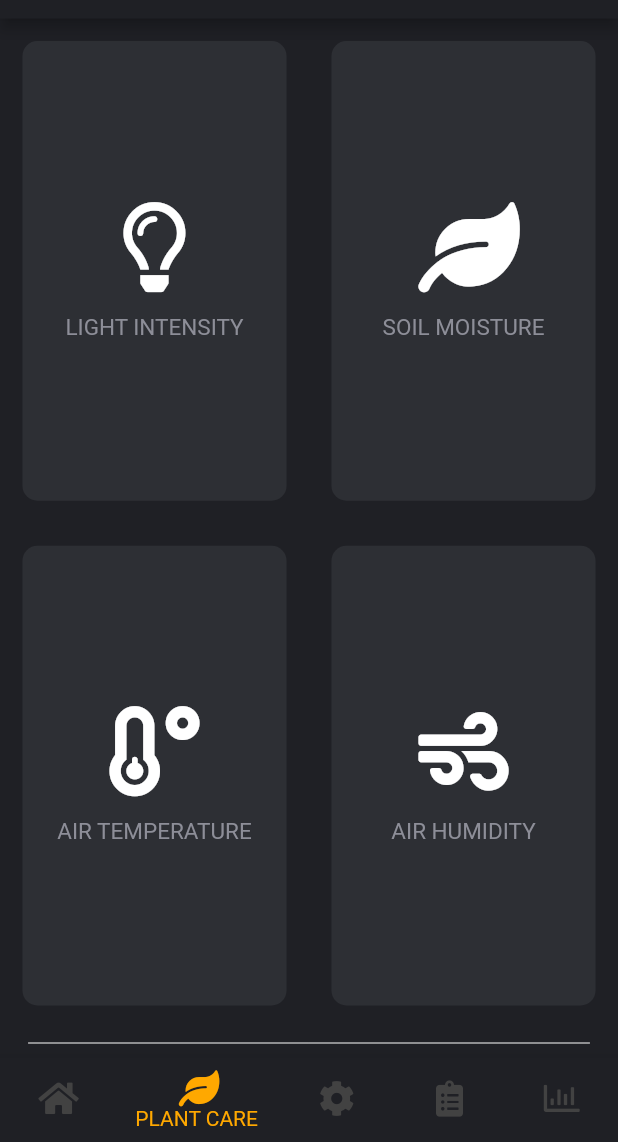
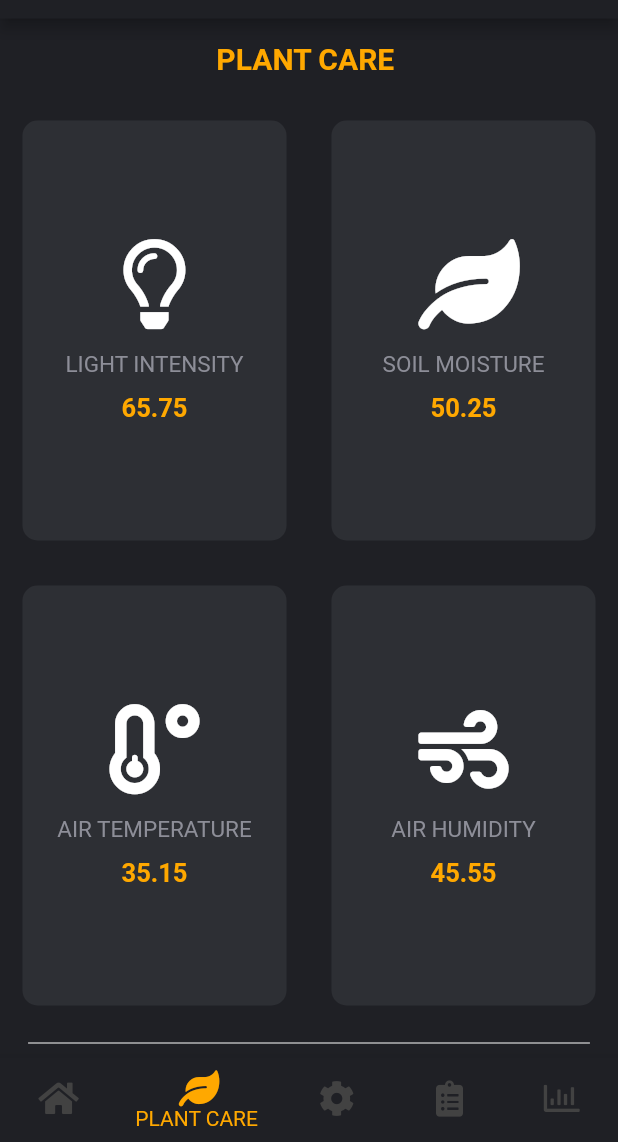
Before and after one commit to AshenOne98/SIGMA-FYP, a Flutter app: the PlantCare screen opened by its route, on a phone screen of 412 x 824 dp, the part 94-1236 px from its top. Run offline on Flutter 3.47's test engine with Material 2 defaults, Android fonts, the phone set to English and light mode, and no system bars; our stand-ins replace animated_text_kit, firebase_auth, firebase_core, firebase_database, font_awesome_flutter, modal_progress_hud and 1 more; accounts and stored records are empty.

Commit message:
fix plant and control alert button style, and added plant screen title

```diff
--- a/lib/view/components/control_alert.dart
+++ b/lib/view/components/control_alert.dart
@@ -61,7 +61,11 @@ class _ControlAlertState extends State<ControlAlert> {
             )),
             Container(
               margin: EdgeInsets.all(20),
-              child: FlatButton(
+              child: RaisedButton(
+                shape: RoundedRectangleBorder(
+                  borderRadius: BorderRadius.circular(5.0),
+                ),
+                elevation: 3.0,
                 child: Text('Set'),
                 color: Colors.blueAccent,
                 textColor: Colors.white,
--- a/lib/view/components/control_content.dart
+++ b/lib/view/components/control_content.dart
@@ -31,6 +31,7 @@ class ControlContent extends StatelessWidget {
           style: TextStyle(
             fontWeight: FontWeight.bold,
             color: Color(0xFFFFA800),
+            fontSize: 17.0,
           ),
         )
       ],
--- a/lib/view/components/plant_alert.dart
+++ b/lib/view/components/plant_alert.dart
@@ -54,7 +54,11 @@ class _PlantAlertState extends State<PlantAlert> {
             ),
             Container(
               margin: EdgeInsets.all(20),
-              child: FlatButton(
+              child: RaisedButton(
+                elevation: 3.0,
+                shape: RoundedRectangleBorder(
+                  borderRadius: BorderRadius.circular(5.0),
+                ),
                 child: Text('Set'),
                 color: Colors.blueAccent,
                 textColor: Colors.white,
--- a/lib/view/components/plant_care_content.dart
+++ b/lib/view/components/plant_care_content.dart
@@ -4,8 +4,9 @@ import 'package:smart_indoor_garden_monitoring/shared/constants.dart';
 class PlantCareContent extends StatelessWidget {
   final String label;
   final IconData icon;
+  final String status;
 
-  PlantCareContent({@required this.label, @required this.icon});
+  PlantCareContent({@required this.label, @required this.icon, this.status});
   @override
   Widget build(BuildContext context) {
     return Column(
@@ -22,6 +23,17 @@ class PlantCareContent extends StatelessWidget {
           label.toUpperCase(),
           style: kLabelTextStyle,
         ),
+        SizedBox(
+          height: 10.0,
+        ),
+        Text(
+          status,
+          style: TextStyle(
+            fontWeight: FontWeight.bold,
+            color: Color(0xFFFFA800),
+            fontSize: 17.0,
+          ),
+        )
       ],
     );
   }
--- a/lib/view/plant_care.dart
+++ b/lib/view/plant_care.dart
@@ -36,6 +36,27 @@ class _PlantCareState extends State<PlantCare> {
         ),
         body: Column(
           children: [
+            Padding(
+              padding: EdgeInsets.symmetric(vertical: 15.0),
+              child: Column(
+                children: [
+                  Text(
+                    'PLANT CARE ',
+                    style: TextStyle(
+                      fontSize: 20.0,
+                      fontWeight: FontWeight.bold,
+                      color: Color(0xFFFFA800),
+                    ),
+                  ),
+                  // Text(
+                  //   'Adjust minimum value for each sensor',
+                  //   style: TextStyle(
+                  //     fontSize: 15.0,
+                  //   ),
+                  // )
+                ],
+              ),
+            ),
             Expanded(
               child: Row(
                 children: [
@@ -49,6 +70,7 @@ class _PlantCareState extends State<PlantCare> {
                       cardChild: PlantCareContent(
                         label: 'light intensity',
                         icon: FontAwesomeIcons.lightbulb,
+                        status: _lightMinVal.toStringAsFixed(2),
                       ),
                     ),
                   ),
@@ -61,6 +83,7 @@ class _PlantCareState extends State<PlantCare> {
                       cardChild: PlantCareContent(
                         icon: FontAwesomeIcons.leaf,
                         label: 'soil moisture',
+                        status: _soilMinVal.toStringAsFixed(2),
                       ),
                     ),
                   ),
@@ -80,6 +103,7 @@ class _PlantCareState extends State<PlantCare> {
                       cardChild: PlantCareContent(
                         label: 'air temperature',
                         icon: FontAwesomeIcons.temperatureLow,
+                        status: _tempMinVal.toStringAsFixed(2),
                       ),
                     ),
                   ),
@@ -93,6 +117,7 @@ class _PlantCareState extends State<PlantCare> {
                       cardChild: PlantCareContent(
                         label: 'air humidity',
                         icon: FontAwesomeIcons.wind,
+                        status: _humidMinVal.toStringAsFixed(2),
                       ),
                     ),
                   ),
```
